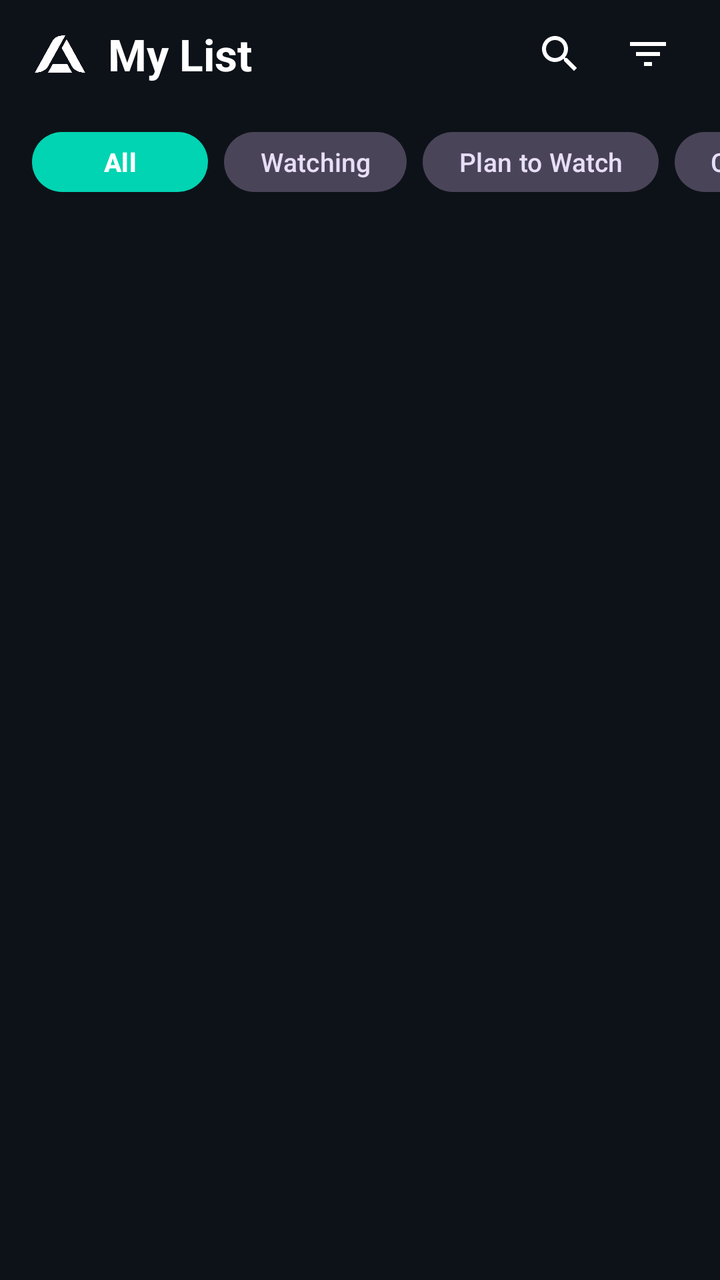
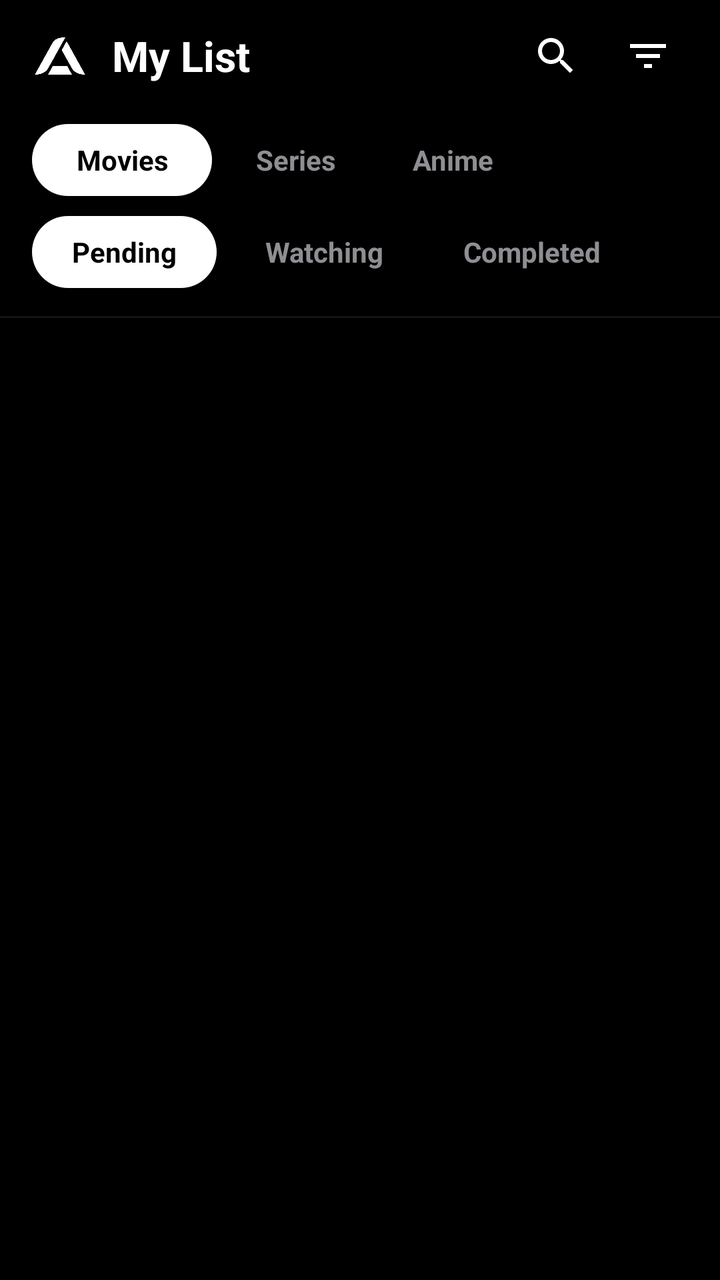

Two renders of the same Android screen: before a commit and after it. Below are the layout's source before the change and the commit's diff.
<!-- AndroidManifest.xml: application theme Theme.Animarvle -->
<!-- res/layout/fragment_my_list.xml -->
<?xml version="1.0" encoding="utf-8"?>
<LinearLayout
    xmlns:android="http://schemas.android.com/apk/res/android"
    xmlns:app="http://schemas.android.com/apk/res-auto"
    android:id="@+id/myListRoot"
    android:layout_width="match_parent"
    android:layout_height="match_parent"
    android:background="@color/bg"
    android:orientation="vertical">

    
    <View
        android:id="@+id/statusBarSpacer"
        android:layout_width="match_parent"
        android:layout_height="0dp"
        android:background="@android:color/transparent" />

    
    <FrameLayout
        android:id="@+id/headerBar"
        android:layout_width="match_parent"
        android:layout_height="54dp"
        android:paddingHorizontal="16dp">

        <LinearLayout
            android:layout_width="wrap_content"
            android:layout_height="match_parent"
            android:layout_gravity="start|center_vertical"
            android:gravity="center_vertical"
            android:orientation="horizontal">

            <ImageView
                android:layout_width="28dp"
                android:layout_height="28dp"
                android:layout_marginEnd="10dp"
                android:contentDescription="@string/app_name"
                android:src="@drawable/animarvle_logo_white" />

            <TextView
                android:id="@+id/toolbarTitle"
                android:layout_width="wrap_content"
                android:layout_height="wrap_content"
                android:text="@string/nav_my_list"
                android:textColor="#FFFFFF"
                android:textSize="22sp"
                android:textStyle="bold" />
        </LinearLayout>

        <LinearLayout
            android:layout_width="wrap_content"
            android:layout_height="match_parent"
            android:layout_gravity="end|center_vertical"
            android:gravity="center_vertical"
            android:orientation="horizontal">

            <ImageButton
                android:id="@+id/searchButton"
                android:layout_width="40dp"
                android:layout_height="40dp"
                android:background="?attr/selectableItemBackgroundBorderless"
                android:contentDescription="@string/schedule_search"
                android:padding="8dp"
                android:src="@drawable/ic_search"
                app:tint="#FFFFFF" />

            <ImageButton
                android:id="@+id/filterMenuButton"
                android:layout_width="40dp"
                android:layout_height="40dp"
                android:layout_marginStart="4dp"
                android:background="?attr/selectableItemBackgroundBorderless"
                android:contentDescription="@string/desc_display_options"
                android:padding="8dp"
                android:src="@drawable/ic_filter_list"
                app:tint="#FFFFFF" />
        </LinearLayout>

    </FrameLayout>

    
    <EditText
        android:id="@+id/searchEditText"
        android:layout_width="match_parent"
        android:layout_height="44dp"
        android:layout_marginStart="16dp"
        android:layout_marginTop="4dp"
        android:layout_marginEnd="16dp"
        android:layout_marginBottom="8dp"
        android:background="@drawable/bg_chip_tonal"
        android:hint="@string/search_hint"
        android:importantForAutofill="no"
        android:inputType="text"
        android:paddingStart="16dp"
        android:paddingEnd="16dp"
        android:textColor="@color/on_bg"
        android:textColorHint="@color/on_bg_muted"
        android:textSize="14sp"
        android:visibility="gone" />

    
    <HorizontalScrollView
        android:layout_width="match_parent"
        android:layout_height="wrap_content"
        android:layout_marginTop="8dp"
        android:layout_marginBottom="12dp"
        android:clipToPadding="false"
        android:paddingStart="16dp"
        android:paddingEnd="16dp"
        android:scrollbars="none">

        <LinearLayout
            android:layout_width="wrap_content"
            android:layout_height="wrap_content"
            android:gravity="center_vertical"
            android:orientation="horizontal">

            <com.google.android.material.button.MaterialButton
                android:id="@+id/chipAll"
                style="@style/Widget.Material3.Button"
                android:layout_width="wrap_content"
                android:layout_height="38dp"
                android:minHeight="38dp"
                android:paddingStart="18dp"
                android:paddingEnd="18dp"
                android:text="@string/my_list_status_all"
                android:textSize="13sp"
                android:textStyle="bold"
                app:cornerRadius="19dp" />

            <com.google.android.material.button.MaterialButton
                android:id="@+id/chipWatching"
                style="@style/Widget.Material3.Button.TonalButton"
                android:layout_width="wrap_content"
                android:layout_height="38dp"
                android:layout_marginStart="8dp"
                android:minHeight="38dp"
                android:paddingStart="18dp"
                android:paddingEnd="18dp"
                android:text="@string/my_list_status_watching"
                android:textSize="13sp"
                app:cornerRadius="19dp" />

            <com.google.android.material.button.MaterialButton
                android:id="@+id/chipPlanToWatch"
                style="@style/Widget.Material3.Button.TonalButton"
                android:layout_width="wrap_content"
                android:layout_height="38dp"
                android:layout_marginStart="8dp"
                android:minHeight="38dp"
                android:paddingStart="18dp"
                android:paddingEnd="18dp"
                android:text="@string/my_list_status_plan_to_watch"
                android:textSize="13sp"
                app:cornerRadius="19dp" />

            <com.google.android.material.button.MaterialButton
                android:id="@+id/chipCompleted"
                style="@style/Widget.Material3.Button.TonalButton"
                android:layout_width="wrap_content"
                android:layout_height="38dp"
                android:layout_marginStart="8dp"
                android:minHeight="38dp"
                android:paddingStart="18dp"
                android:paddingEnd="18dp"
                android:text="@string/my_list_status_completed"
                android:textSize="13sp"
                app:cornerRadius="19dp" />

            <com.google.android.material.button.MaterialButton
                android:id="@+id/chipOnHold"
                style="@style/Widget.Material3.Button.TonalButton"
                android:layout_width="wrap_content"
                android:layout_height="38dp"
                android:layout_marginStart="8dp"
                android:minHeight="38dp"
                android:paddingStart="18dp"
                android:paddingEnd="18dp"
                android:text="@string/my_list_status_on_hold"
                android:textSize="13sp"
                app:cornerRadius="19dp" />

            <com.google.android.material.button.MaterialButton
                android:id="@+id/chipDropped"
                style="@style/Widget.Material3.Button.TonalButton"
                android:layout_width="wrap_content"
                android:layout_height="38dp"
                android:layout_marginStart="8dp"
                android:minHeight="38dp"
                android:paddingStart="18dp"
                android:paddingEnd="18dp"
                android:text="@string/my_list_status_dropped"
                android:textSize="13sp"
                app:cornerRadius="19dp" />

        </LinearLayout>

    </HorizontalScrollView>

    
    <FrameLayout
        android:layout_width="match_parent"
        android:layout_height="0dp"
        android:layout_weight="1">

        
        <androidx.recyclerview.widget.RecyclerView
            android:id="@+id/recyclerView"
            android:layout_width="match_parent"
            android:layout_height="match_parent"
            android:clipToPadding="false"
            android:paddingStart="10dp"
            android:paddingEnd="10dp"
            android:paddingBottom="100dp" />

        
        <LinearLayout
            android:id="@+id/emptyContainer"
            android:layout_width="match_parent"
            android:layout_height="match_parent"
            android:gravity="center"
            android:orientation="vertical"
            android:padding="32dp"
            android:visibility="gone">

            <ImageView
                android:layout_width="140dp"
                android:layout_height="140dp"
                android:contentDescription="@null"
                android:src="@drawable/ic_empty_clipboard" />

            <TextView
                android:layout_width="wrap_content"
                android:layout_height="wrap_content"
                android:layout_marginTop="24dp"
                android:text="@string/empty_my_list_title"
                android:textColor="?attr/colorPrimary"
                android:textSize="20sp"
                android:textStyle="bold" />

            <TextView
                android:layout_width="wrap_content"
                android:layout_height="wrap_content"
                android:layout_marginTop="8dp"
                android:gravity="center"
                android:text="@string/empty_my_list_body"
                android:textColor="?attr/colorOnSurfaceVariant"
                android:textSize="14sp" />

        </LinearLayout>

    </FrameLayout>

</LinearLayout>
<!-- resources referenced by this layout -->
<resources>
  <color name="bg">@color/cyan_bg</color>
  <color name="on_bg">#FFFFFF</color>
  <color name="on_bg_muted">#A1A1A1</color>
  <!-- drawable bg_chip_tonal (drawable) -->
  <?xml version="1.0" encoding="utf-8"?>
  <shape xmlns:android="http://schemas.android.com/apk/res/android" android:shape="rectangle">
      <solid android:color="@color/surface_variant" />
      <corners android:radius="16dp" />
  </shape>
  <!-- drawable ic_empty_clipboard (drawable) -->
  <?xml version="1.0" encoding="utf-8"?>
  <vector xmlns:android="http://schemas.android.com/apk/res/android"
      android:width="120dp"
      android:height="120dp"
      android:viewportWidth="120"
      android:viewportHeight="120">
  
      
      <path
          android:fillColor="#1E2430"
          android:pathData="M35,28 h42 a6,6 0 0 1 6,6 v58 a6,6 0 0 1 -6,6 h-42 a6,6 0 0 1 -6,-6 v-58 a6,6 0 0 1 6,-6 z" />
      <path
          android:fillColor="?attr/colorPrimary"
          android:pathData="M48,24 h16 a2,2 0 0 1 2,2 v4 h-20 v-4 a2,2 0 0 1 2,-2 z" />
  
      
      <path
          android:fillColor="#12161F"
          android:strokeColor="#2A3142"
          android:strokeWidth="1.5"
          android:pathData="M45,36 h46 a6,6 0 0 1 6,6 v60 a6,6 0 0 1 -6,6 h-46 a6,6 0 0 1 -6,-6 v-60 a6,6 0 0 1 6,-6 z" />
  
      
      <path
          android:fillColor="?attr/colorPrimary"
          android:pathData="M60,32 h16 a2,2 0 0 1 2,2 v5 h-20 v-5 a2,2 0 0 1 2,-2 z" />
      <path
          android:fillColor="#0D1017"
          android:pathData="M68,30 a3,3 0 1 0 0,-0.01 z" />
  
      
      <path
          android:fillColor="#222A3A"
          android:pathData="M48,46 h40 v44 h-40 z" />
  </vector>
  <!-- drawable ic_filter_list (drawable) -->
  <?xml version="1.0" encoding="utf-8"?>
  <vector xmlns:android="http://schemas.android.com/apk/res/android"
      android:width="24dp"
      android:height="24dp"
      android:viewportWidth="24"
      android:viewportHeight="24">
      <path
          android:fillColor="#FFFFFF"
          android:pathData="M10,18h4v-2h-4v2zM3,6v2h18V6H3zm3,7h12v-2H6v2z" />
  </vector>
  <string name="app_name">Animarvle</string>
  <string name="desc_display_options">Display options</string>
  <string name="empty_my_list_body">It seems that you haven\'t added any anime to the list</string>
  <string name="empty_my_list_title">Your List is Empty</string>
  <string name="my_list_status_all">All</string>
  <string name="my_list_status_completed">Completed</string>
  <string name="my_list_status_dropped">Dropped</string>
  <string name="my_list_status_on_hold">On-Hold</string>
  <string name="my_list_status_plan_to_watch">Plan to Watch</string>
  <string name="my_list_status_watching">Watching</string>
  <string name="nav_my_list">My List</string>
  <string name="schedule_search">Search</string>
  <string name="search_hint">Search…</string>
  <style name="Theme.Animarvle" parent="Theme.Material3.Dark.NoActionBar">
          <item name="colorPrimary">@color/accent</item>
          <item name="colorOnPrimary">@color/on_bg</item>
          <item name="colorSurface">@color/surface</item>
          <item name="colorSurfaceVariant">@color/surface_variant</item>
          <item name="colorOnSurface">@color/on_bg</item>
          <item name="colorOnSurfaceVariant">@color/on_bg_muted</item>
          <item name="android:windowBackground">@color/bg</item>
          <item name="android:statusBarColor">@color/bg</item>
          <item name="android:navigationBarColor">@android:color/transparent</item>
          <item name="android:enforceNavigationBarContrast">false</item>
      </style>
  <color name="cyan_bg">#0D1219</color>
  <color name="surface_variant">#262A34</color>
  <color name="accent">@color/cyan_accent</color>
  <color name="surface">#1E2129</color>
  <color name="cyan_accent">#00D4B2</color>
  <!-- unchanged entries left out for length: 2 -->
</resources>

<!-- the commit's change to res/layout/fragment_my_list.xml (unified diff, before → after) -->
@@ -1,11 +1,11 @@
 <?xml version="1.0" encoding="utf-8"?>
-<LinearLayout
-    xmlns:android="http://schemas.android.com/apk/res/android"
+<LinearLayout xmlns:android="http://schemas.android.com/apk/res/android"
     xmlns:app="http://schemas.android.com/apk/res-auto"
+    xmlns:tools="http://schemas.android.com/tools"
     android:id="@+id/myListRoot"
     android:layout_width="match_parent"
     android:layout_height="match_parent"
-    android:background="@color/bg"
+    android:background="#000000"
     android:orientation="vertical">
 
     
@@ -16,66 +16,56 @@
         android:background="@android:color/transparent" />
 
     
-    <FrameLayout
+    <LinearLayout
         android:id="@+id/headerBar"
         android:layout_width="match_parent"
-        android:layout_height="54dp"
+        android:layout_height="56dp"
+        android:gravity="center_vertical"
+        android:orientation="horizontal"
         android:paddingHorizontal="16dp">
 
-        <LinearLayout
-            android:layout_width="wrap_content"
-            android:layout_height="match_parent"
-            android:layout_gravity="start|center_vertical"
-            android:gravity="center_vertical"
-            android:orientation="horizontal">
-
-            <ImageView
-                android:layout_width="28dp"
-                android:layout_height="28dp"
-                android:layout_marginEnd="10dp"
-                android:contentDescription="@string/app_name"
-                android:src="@drawable/animarvle_logo_white" />
-
-            <TextView
-                android:id="@+id/toolbarTitle"
-                android:layout_width="wrap_content"
-                android:layout_height="wrap_content"
-                android:text="@string/nav_my_list"
-                android:textColor="#FFFFFF"
-                android:textSize="22sp"
-                android:textStyle="bold" />
-        </LinearLayout>
-
-        <LinearLayout
-            android:layout_width="wrap_content"
-            android:layout_height="match_parent"
-            android:layout_gravity="end|center_vertical"
-            android:gravity="center_vertical"
-            android:orientation="horizontal">
-
-            <ImageButton
-                android:id="@+id/searchButton"
-                android:layout_width="40dp"
-                android:layout_height="40dp"
-                android:background="?attr/selectableItemBackgroundBorderless"
-                android:contentDescription="@string/schedule_search"
-                android:padding="8dp"
-                android:src="@drawable/ic_search"
-                app:tint="#FFFFFF" />
-
-            <ImageButton
-                android:id="@+id/filterMenuButton"
-                android:layout_width="40dp"
-                android:layout_height="40dp"
-                android:layout_marginStart="4dp"
-                android:background="?attr/selectableItemBackgroundBorderless"
-                android:contentDescription="@string/desc_display_options"
-                android:padding="8dp"
-                android:src="@drawable/ic_filter_list"
-                app:tint="#FFFFFF" />
-        </LinearLayout>
-
-    </FrameLayout>
+        <ImageView
+            android:id="@+id/brandLogo"
+            android:layout_width="28dp"
+            android:layout_height="28dp"
+            android:contentDescription="@string/app_name"
+            android:src="@drawable/animarvle_logo_white"
+            app:tint="#FFFFFF" />
+
+        <TextView
+            android:id="@+id/toolbarTitle"
+            android:layout_width="0dp"
+            android:layout_height="wrap_content"
+            android:layout_marginStart="12dp"
+            android:layout_weight="1"
+            android:text="@string/nav_my_list"
+            android:textColor="#FFFFFF"
+            android:textSize="21sp"
+            android:textStyle="bold" />
+
+        
+        <ImageButton
+            android:id="@+id/btnSearch"
+            android:layout_width="40dp"
+            android:layout_height="40dp"
+            android:background="?attr/selectableItemBackgroundBorderless"
+            android:contentDescription="@string/schedule_search"
+            android:padding="8dp"
+            android:src="@drawable/ic_search"
+            app:tint="#FFFFFF" />
+
+        
+        <ImageButton
+            android:id="@+id/btnStackedFilter"
+            android:layout_width="40dp"
+            android:layout_height="40dp"
+            android:layout_marginStart="6dp"
+            android:background="?attr/selectableItemBackgroundBorderless"
+            android:contentDescription="@string/desc_display_options"
+            android:padding="8dp"
+            android:src="@drawable/ic_filter_list"
+            app:tint="#FFFFFF" />
+    </LinearLayout>
 
     
     <EditText
@@ -83,7 +73,7 @@
         android:layout_width="match_parent"
         android:layout_height="44dp"
         android:layout_marginStart="16dp"
-        android:layout_marginTop="4dp"
+        android:layout_marginTop="2dp"
         android:layout_marginEnd="16dp"
         android:layout_marginBottom="8dp"
         android:background="@drawable/bg_chip_tonal"
@@ -98,103 +88,106 @@
         android:visibility="gone" />
 
     
-    <HorizontalScrollView
+    <LinearLayout
+        android:id="@+id/categoryTabRow"
         android:layout_width="match_parent"
         android:layout_height="wrap_content"
-        android:layout_marginTop="8dp"
-        android:layout_marginBottom="12dp"
-        android:clipToPadding="false"
-        android:paddingStart="16dp"
-        android:paddingEnd="16dp"
-        android:scrollbars="none">
-
-        <LinearLayout
-            android:layout_width="wrap_content"
-            android:layout_height="wrap_content"
-            android:gravity="center_vertical"
-            android:orientation="horizontal">
-
-            <com.google.android.material.button.MaterialButton
-                android:id="@+id/chipAll"
-                style="@style/Widget.Material3.Button"
-                android:layout_width="wrap_content"
-                android:layout_height="38dp"
-                android:minHeight="38dp"
-                android:paddingStart="18dp"
-                android:paddingEnd="18dp"
-                android:text="@string/my_list_status_all"
-                android:textSize="13sp"
-                android:textStyle="bold"
-                app:cornerRadius="19dp" />
-
-            <com.google.android.material.button.MaterialButton
-                android:id="@+id/chipWatching"
-                style="@style/Widget.Material3.Button.TonalButton"
-                android:layout_width="wrap_content"
-                android:layout_height="38dp"
-                android:layout_marginStart="8dp"
-                android:minHeight="38dp"
-                android:paddingStart="18dp"
-                android:paddingEnd="18dp"
-                android:text="@string/my_list_status_watching"
-                android:textSize="13sp"
-                app:cornerRadius="19dp" />
-
-            <com.google.android.material.button.MaterialButton
-                android:id="@+id/chipPlanToWatch"
-                style="@style/Widget.Material3.Button.TonalButton"
-                android:layout_width="wrap_content"
-                android:layout_height="38dp"
-                android:layout_marginStart="8dp"
-                android:minHeight="38dp"
-                android:paddingStart="18dp"
-                android:paddingEnd="18dp"
-                android:text="@string/my_list_status_plan_to_watch"
-                android:textSize="13sp"
-                app:cornerRadius="19dp" />
-
-            <com.google.android.material.button.MaterialButton
-                android:id="@+id/chipCompleted"
-                style="@style/Widget.Material3.Button.TonalButton"
-                android:layout_width="wrap_content"
-                android:layout_height="38dp"
-                android:layout_marginStart="8dp"
-                android:minHeight="38dp"
-                android:paddingStart="18dp"
-                android:paddingEnd="18dp"
-                android:text="@string/my_list_status_completed"
-                android:textSize="13sp"
-                app:cornerRadius="19dp" />
-
-            <com.google.android.material.button.MaterialButton
-                android:id="@+id/chipOnHold"
-                style="@style/Widget.Material3.Button.TonalButton"
-                android:layout_width="wrap_content"
-                android:layout_height="38dp"
-                android:layout_marginStart="8dp"
-                android:minHeight="38dp"
-                android:paddingStart="18dp"
-                android:paddingEnd="18dp"
-                android:text="@string/my_list_status_on_hold"
-                android:textSize="13sp"
-                app:cornerRadius="19dp" />
-
-            <com.google.android.material.button.MaterialButton
-                android:id="@+id/chipDropped"
-                style="@style/Widget.Material3.Button.TonalButton"
-                android:layout_width="wrap_content"
-                android:layout_height="38dp"
-                android:layout_marginStart="8dp"
-                android:minHeight="38dp"
-                android:paddingStart="18dp"
-                android:paddingEnd="18dp"
-                android:text="@string/my_list_status_dropped"
-                android:textSize="13sp"
-                app:cornerRadius="19dp" />
-
-        </LinearLayout>
-
-    </HorizontalScrollView>
+        android:layout_marginTop="6dp"
+        android:gravity="center_vertical"
+        android:orientation="horizontal"
+        android:paddingHorizontal="16dp">
+
+        <TextView
+            android:id="@+id/tabMovies"
+            android:layout_width="wrap_content"
+            android:layout_height="36dp"
+            android:background="@drawable/bg_mylist_pill_selected"
+            android:gravity="center"
+            android:paddingHorizontal="22dp"
+            android:text="Movies"
+            android:textColor="#000000"
+            android:textSize="14sp"
+            android:textStyle="bold" />
+
+        <TextView
+            android:id="@+id/tabSeries"
+            android:layout_width="wrap_content"
+            android:layout_height="36dp"
+            android:layout_marginStart="6dp"
+            android:gravity="center"
+            android:paddingHorizontal="16dp"
+            android:text="Series"
+            android:textColor="#8E8E93"
+            android:textSize="14sp"
+            android:textStyle="bold" />
+
+        <TextView
+            android:id="@+id/tabAnime"
+            android:layout_width="wrap_content"
+            android:layout_height="36dp"
+            android:layout_marginStart="6dp"
+            android:gravity="center"
+            android:paddingHorizontal="16dp"
+            android:text="Anime"
+            android:textColor="#8E8E93"
+            android:textSize="14sp"
+            android:textStyle="bold" />
+    </LinearLayout>
+
+    
+    <LinearLayout
+        android:id="@+id/statusTabRow"
+        android:layout_width="match_parent"
+        android:layout_height="wrap_content"
+        android:layout_marginTop="10dp"
+        android:layout_marginBottom="14dp"
+        android:gravity="center_vertical"
+        android:orientation="horizontal"
+        android:paddingHorizontal="16dp">
+
+        <TextView
+            android:id="@+id/tabPending"
+            android:layout_width="wrap_content"
+            android:layout_height="36dp"
+            android:background="@drawable/bg_mylist_pill_selected"
+            android:gravity="center"
+            android:paddingHorizontal="20dp"
+            android:text="Pending"
+            android:textColor="#000000"
+            android:textSize="14sp"
+            android:textStyle="bold" />
+
+        <TextView
+            android:id="@+id/tabWatching"
+            android:layout_width="wrap_content"
+            android:layout_height="36dp"
+            android:layout_marginStart="8dp"
+            android:gravity="center"
+            android:paddingHorizontal="16dp"
+            android:text="Watching"
+            android:textColor="#8E8E93"
+            android:textSize="14sp"
+            android:textStyle="bold" />
+
+        <TextView
+            android:id="@+id/tabCompleted"
+            android:layout_width="wrap_content"
+            android:layout_height="36dp"
+            android:layout_marginStart="8dp"
+            android:gravity="center"
+            android:paddingHorizontal="16dp"
+            android:text="Completed"
+            android:textColor="#8E8E93"
+            android:textSize="14sp"
+            android:textStyle="bold" />
+    </LinearLayout>
+
+    
+    <View
+        android:id="@+id/tabHairlineDivider"
+        android:layout_width="match_parent"
+        android:layout_height="1dp"
+        android:background="#14FFFFFF" />
 
     
     <FrameLayout
@@ -204,50 +197,55 @@
 
         
         <androidx.recyclerview.widget.RecyclerView
-            android:id="@+id/recyclerView"
+            android:id="@+id/myListRecyclerView"
             android:layout_width="match_parent"
             android:layout_height="match_parent"
             android:clipToPadding="false"
-            android:paddingStart="10dp"
-            android:paddingEnd="10dp"
+            android:paddingHorizontal="11dp"
+            android:paddingTop="14dp"
             android:paddingBottom="100dp" />
 
         
         <LinearLayout
-            android:id="@+id/emptyContainer"
+            android:id="@+id/emptyStateLayout"
             android:layout_width="match_parent"
-            android:layout_height="match_parent"
+            android:layout_height="wrap_content"
+            android:layout_gravity="center"
             android:gravity="center"
             android:orientation="vertical"
-            android:padding="32dp"
+            android:paddingHorizontal="40dp"
             android:visibility="gone">
 
+            
             <ImageView
-                android:layout_width="140dp"
-                android:layout_height="140dp"
+                android:id="@+id/emptyBookmarkIcon"
+                android:layout_width="48dp"
+                android:layout_height="48dp"
                 android:contentDescription="@null"
-                android:src="@drawable/ic_empty_clipboard" />
+                android:src="@drawable/ic_bookmark_outline"
+                app:tint="#616161" />
 
             <TextView
+                android:id="@+id/emptyTitle"
                 android:layout_width="wrap_content"
                 android:layout_height="wrap_content"
-                android:layout_marginTop="24dp"
-                android:text="@string/empty_my_list_title"
-                android:textColor="?attr/colorPrimary"
-                android:textSize="20sp"
+                android:layout_marginTop="18dp"
+                android:text="No pending series"
+                android:textColor="#FFFFFF"
+                android:textSize="17.5sp"
                 android:textStyle="bold" />
 
             <TextView
+                android:id="@+id/emptySubtitle"
                 android:layout_width="wrap_content"
                 android:layout_height="wrap_content"
                 android:layout_marginTop="8dp"
                 android:gravity="center"
-                android:text="@string/empty_my_list_body"
-                android:textColor="?attr/colorOnSurfaceVariant"
-                android:textSize="14sp" />
-
+                android:lineSpacingExtra="3dp"
+                android:text="Save titles from their details page to find them here."
+                android:textColor="#757575"
+                android:textSize="13.5sp" />
         </LinearLayout>
 
     </FrameLayout>
-
 </LinearLayout>
<!-- resource entries referenced after the edit -->
@@ -1,49 +1,31 @@
 <!-- resources referenced by this layout -->
 <resources>
-  <color name="bg">@color/cyan_bg</color>
+  <color name="bg">#000000</color>
   <color name="on_bg">#FFFFFF</color>
-  <color name="on_bg_muted">#A1A1A1</color>
+  <color name="on_bg_muted">#9E9E9E</color>
   <!-- drawable bg_chip_tonal (drawable) -->
   <?xml version="1.0" encoding="utf-8"?>
   <shape xmlns:android="http://schemas.android.com/apk/res/android" android:shape="rectangle">
       <solid android:color="@color/surface_variant" />
       <corners android:radius="16dp" />
   </shape>
-  <!-- drawable ic_empty_clipboard (drawable) -->
+  <!-- drawable bg_mylist_pill_selected (drawable) -->
+  <?xml version="1.0" encoding="utf-8"?>
+  <shape xmlns:android="http://schemas.android.com/apk/res/android"
+      android:shape="rectangle">
+      <solid android:color="#FFFFFF" />
+      <corners android:radius="20dp" />
+  </shape>
+  <!-- drawable ic_bookmark_outline (drawable) -->
   <?xml version="1.0" encoding="utf-8"?>
   <vector xmlns:android="http://schemas.android.com/apk/res/android"
-      android:width="120dp"
-      android:height="120dp"
-      android:viewportWidth="120"
-      android:viewportHeight="120">
-  
-      
+      android:width="24dp"
+      android:height="24dp"
+      android:viewportWidth="24"
+      android:viewportHeight="24">
       <path
-          android:fillColor="#1E2430"
-          android:pathData="M35,28 h42 a6,6 0 0 1 6,6 v58 a6,6 0 0 1 -6,6 h-42 a6,6 0 0 1 -6,-6 v-58 a6,6 0 0 1 6,-6 z" />
-      <path
-          android:fillColor="?attr/colorPrimary"
-          android:pathData="M48,24 h16 a2,2 0 0 1 2,2 v4 h-20 v-4 a2,2 0 0 1 2,-2 z" />
-  
-      
-      <path
-          android:fillColor="#12161F"
-          android:strokeColor="#2A3142"
-          android:strokeWidth="1.5"
-          android:pathData="M45,36 h46 a6,6 0 0 1 6,6 v60 a6,6 0 0 1 -6,6 h-46 a6,6 0 0 1 -6,-6 v-60 a6,6 0 0 1 6,-6 z" />
-  
-      
-      <path
-          android:fillColor="?attr/colorPrimary"
-          android:pathData="M60,32 h16 a2,2 0 0 1 2,2 v5 h-20 v-5 a2,2 0 0 1 2,-2 z" />
-      <path
-          android:fillColor="#0D1017"
-          android:pathData="M68,30 a3,3 0 1 0 0,-0.01 z" />
-  
-      
-      <path
-          android:fillColor="#222A3A"
-          android:pathData="M48,46 h40 v44 h-40 z" />
+          android:fillColor="#FFFFFF"
+          android:pathData="M17,3H7c-1.1,0 -1.99,0.9 -1.99,2L5,21l7,-3 7,3V5c0,-1.1 -0.9,-2 -2,-2zM17,18l-5,-2.18L7,18V5h10v13z" />
   </vector>
   <!-- drawable ic_filter_list (drawable) -->
   <?xml version="1.0" encoding="utf-8"?>
@@ -58,20 +40,12 @@
   </vector>
   <string name="app_name">Animarvle</string>
   <string name="desc_display_options">Display options</string>
-  <string name="empty_my_list_body">It seems that you haven\'t added any anime to the list</string>
-  <string name="empty_my_list_title">Your List is Empty</string>
-  <string name="my_list_status_all">All</string>
-  <string name="my_list_status_completed">Completed</string>
-  <string name="my_list_status_dropped">Dropped</string>
-  <string name="my_list_status_on_hold">On-Hold</string>
-  <string name="my_list_status_plan_to_watch">Plan to Watch</string>
-  <string name="my_list_status_watching">Watching</string>
   <string name="nav_my_list">My List</string>
   <string name="schedule_search">Search</string>
   <string name="search_hint">Search…</string>
   <style name="Theme.Animarvle" parent="Theme.Material3.Dark.NoActionBar">
           <item name="colorPrimary">@color/accent</item>
-          <item name="colorOnPrimary">@color/on_bg</item>
+          <item name="colorOnPrimary">#000000</item>
           <item name="colorSurface">@color/surface</item>
           <item name="colorSurfaceVariant">@color/surface_variant</item>
           <item name="colorOnSurface">@color/on_bg</item>
@@ -81,11 +55,9 @@
           <item name="android:navigationBarColor">@android:color/transparent</item>
           <item name="android:enforceNavigationBarContrast">false</item>
       </style>
-  <color name="cyan_bg">#0D1219</color>
-  <color name="surface_variant">#262A34</color>
-  <color name="accent">@color/cyan_accent</color>
-  <color name="surface">#1E2129</color>
-  <color name="cyan_accent">#00D4B2</color>
+  <color name="surface_variant">#181820</color>
+  <color name="accent">#FFFFFF</color>
+  <color name="surface">#0F0F14</color>
   <!-- unchanged entries left out for length: 2 -->
 </resources>
 
